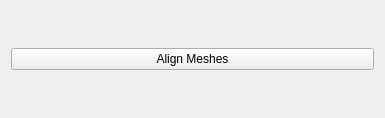
Qt form Widgets/AlignMeshesToolbox.ui (ShenRen/OpenFlipper) before a commit.
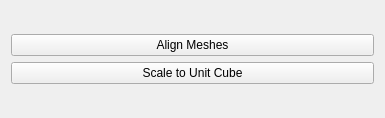
The same form after that commit.

Commit message: added scaling to unit cube

```diff
--- a/Widgets/AlignMeshesToolbox.ui
+++ b/Widgets/AlignMeshesToolbox.ui
@@ -23,6 +23,13 @@
        </property>
       </widget>
      </item>
+     <item row="1" column="0">
+      <widget class="QPushButton" name="scaleToUnitCubeButton">
+       <property name="text">
+        <string>Scale to Unit Cube</string>
+       </property>
+      </widget>
+     </item>
     </layout>
    </item>
   </layout>
```
The commit also changes 2 other files.
